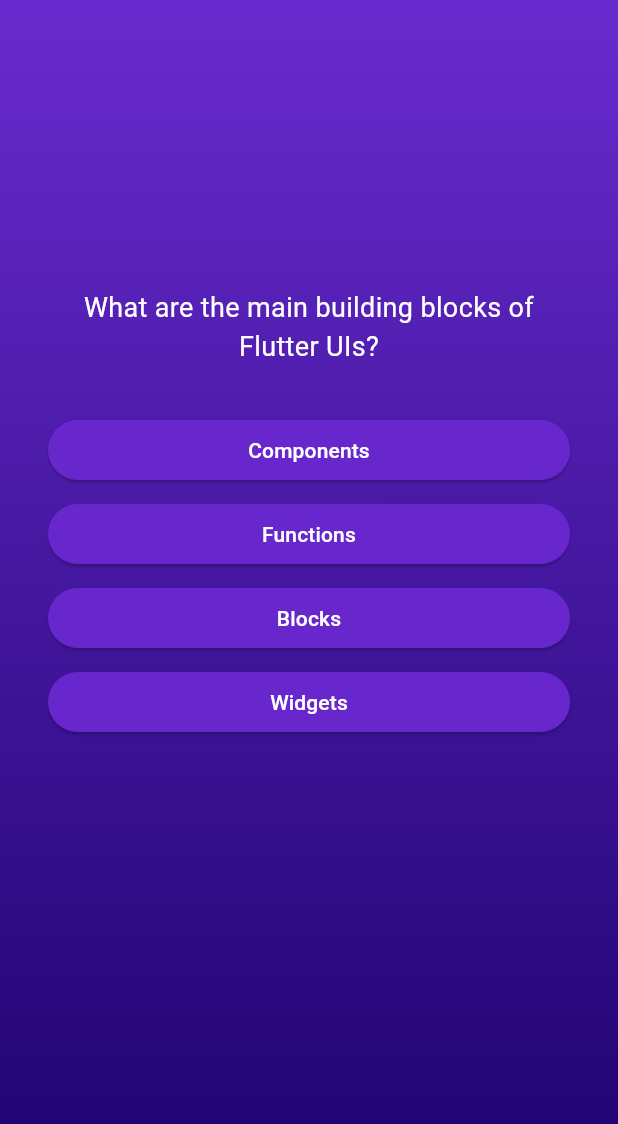
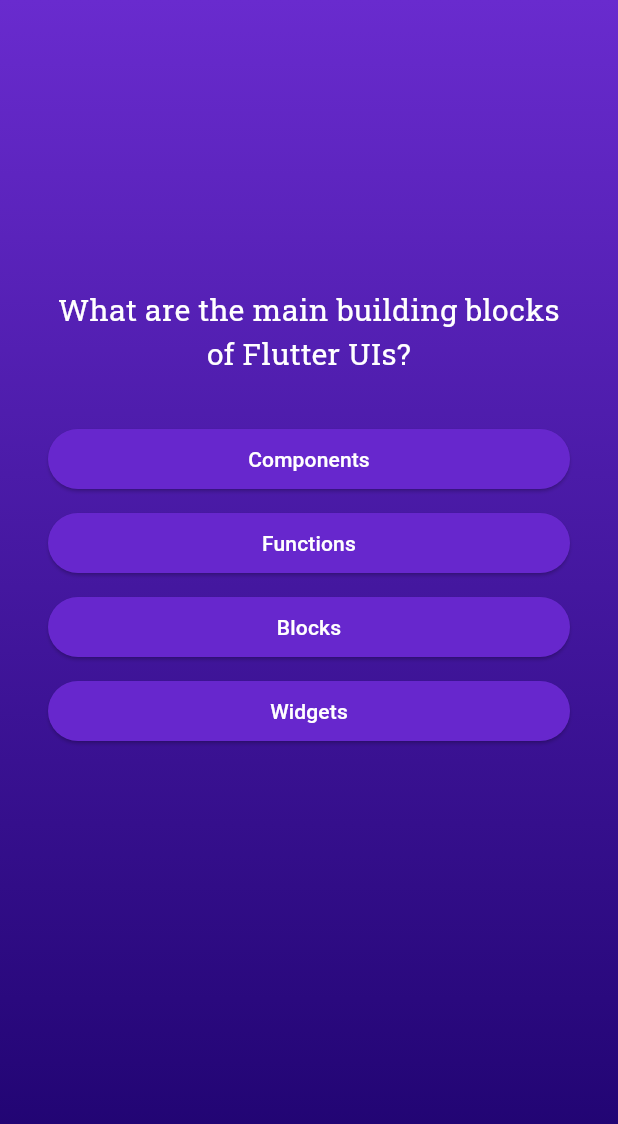
Before and after one commit to adeonirlabs/flutter-quiz, a Flutter app: the screen it shows after launch, after a tap on "Start Quiz", on a phone screen of 412 x 824 dp. Shown: the top 1124 px of the screen. Run offline on Flutter 3.47's test engine with Material 3 defaults, Android fonts, the phone set to English and light mode, and no system bars; our stand-ins replace google_fonts.

Commit message:
Add google fonts and padding to questions screen

```diff
--- a/lib/questions_screen.dart
+++ b/lib/questions_screen.dart
@@ -1,4 +1,5 @@
 import 'package:flutter/material.dart';
+import 'package:google_fonts/google_fonts.dart';
 import 'package:quiz/answer_button.dart';
 import 'package:quiz/data/questions.dart';
 
@@ -33,9 +34,9 @@ class _QuestionsScreenState extends State<QuestionsScreen> {
             Text(
               current.question,
               textAlign: TextAlign.center,
-              style: const TextStyle(
+              style: GoogleFonts.robotoSlab(
                 color: Colors.white,
-                fontSize: 18,
+                fontSize: 20,
               ),
             ),
             const SizedBox(height: 32),
```
